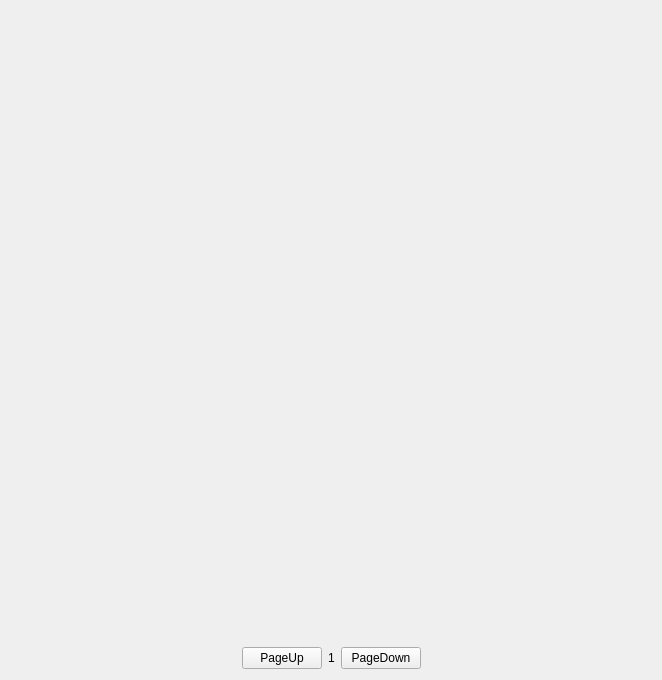
Old version of the form gamegird.ui in the repository jiangzc/FlashBox.
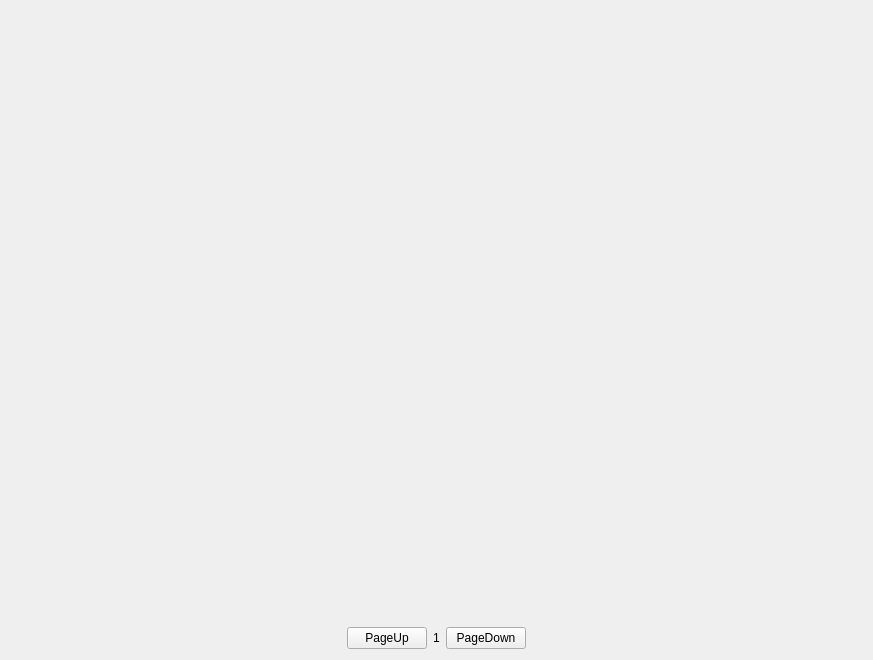
New version of the form.

```diff
--- a/gamegird.ui
+++ b/gamegird.ui
@@ -6,8 +6,8 @@
    <rect>
     <x>0</x>
     <y>0</y>
-    <width>662</width>
-    <height>680</height>
+    <width>873</width>
+    <height>660</height>
    </rect>
   </property>
   <property name="windowTitle">
```
